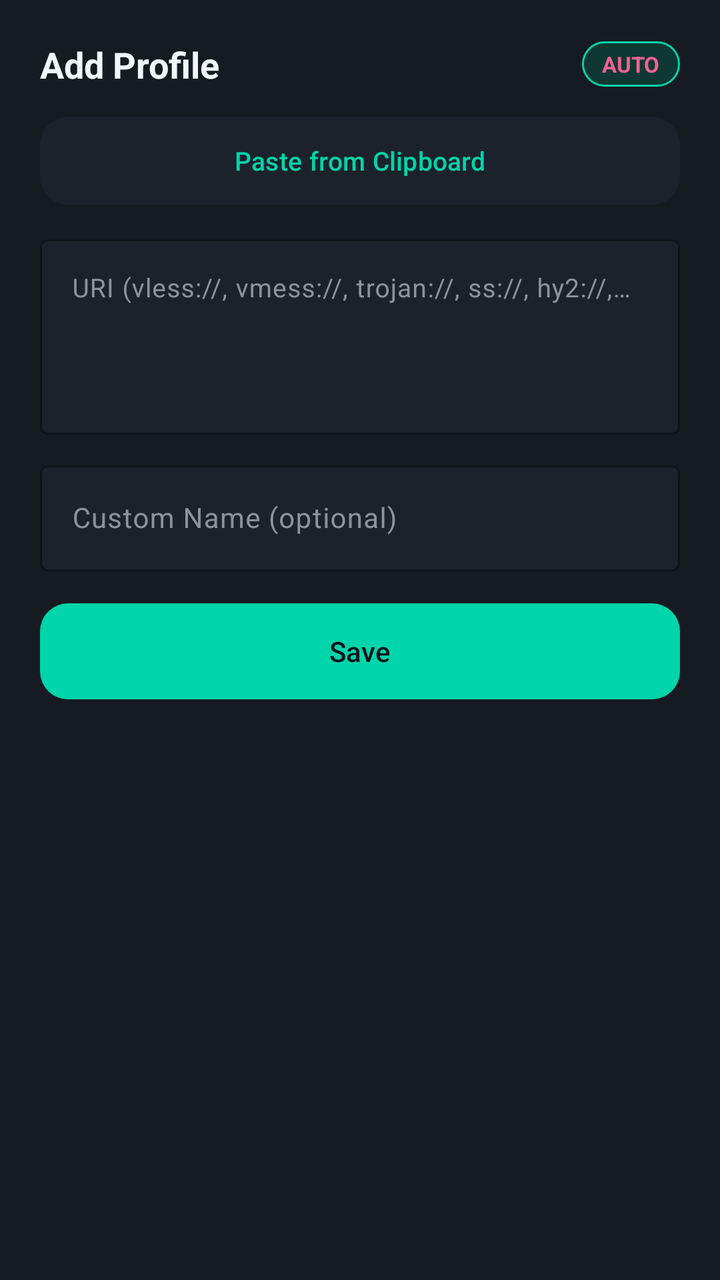
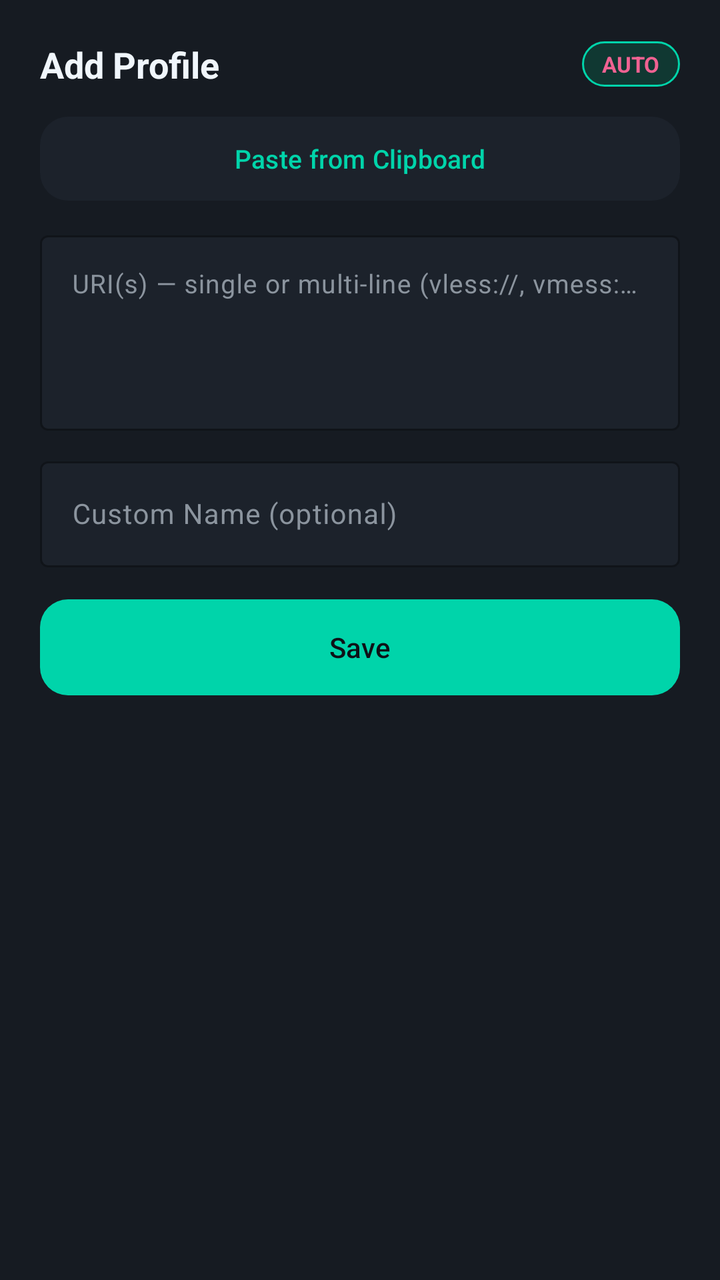

Compare the two renders of this Android layout. The source of the first and the diff that turns it into the second are given below.
<!-- AndroidManifest.xml: application theme Theme.AetherVpn -->
<!-- res/layout/dialog_add_singbox_profile.xml -->
<?xml version="1.0" encoding="utf-8"?>
<LinearLayout xmlns:android="http://schemas.android.com/apk/res/android"
    xmlns:app="http://schemas.android.com/apk/res-auto"
    android:layout_width="match_parent"
    android:layout_height="wrap_content"
    android:background="@color/card_bg"
    android:orientation="vertical"
    android:padding="20dp">

    <LinearLayout
        android:layout_width="match_parent"
        android:layout_height="wrap_content"
        android:gravity="center_vertical"
        android:orientation="horizontal">

        <TextView
            android:layout_width="0dp"
            android:layout_height="wrap_content"
            android:layout_weight="1"
            android:text="@string/action_add_profile"
            android:textColor="@color/text_primary"
            android:textSize="18sp"
            android:textStyle="bold" />

        <TextView
            android:id="@+id/tvDetectedProtocol"
            android:layout_width="wrap_content"
            android:layout_height="wrap_content"
            android:background="@drawable/bg_pill_chain"
            android:paddingHorizontal="10dp"
            android:paddingVertical="4dp"
            android:text="AUTO"
            android:textColor="@color/singbox_accent_light"
            android:textSize="11sp"
            android:textStyle="bold" />
    </LinearLayout>

    <com.google.android.material.button.MaterialButton
        android:id="@+id/btnPasteClipboard"
        style="@style/Widget.Aether.Button.Tonal"
        android:layout_width="match_parent"
        android:layout_height="44dp"
        android:layout_marginTop="14dp"
        android:text="@string/action_paste_clipboard"
        android:textColor="@color/accent_primary" />

    <com.google.android.material.textfield.TextInputLayout
        android:layout_width="match_parent"
        android:layout_height="wrap_content"
        android:layout_marginTop="12dp"
        android:hint="URI (vless://, vmess://, trojan://, ss://, hy2://, wg://) or sing-box JSON"
        app:boxBackgroundColor="@color/surface_elevated"
        app:boxStrokeColor="@color/card_border"
        app:hintTextColor="@color/text_secondary">

        <com.google.android.material.textfield.TextInputEditText
            android:id="@+id/etSingBoxUriOrJson"
            android:layout_width="match_parent"
            android:layout_height="wrap_content"
            android:gravity="top|start"
            android:inputType="textMultiLine|textNoSuggestions"
            android:maxLines="8"
            android:minLines="4"
            android:textColor="@color/text_primary"
            android:textSize="13sp" />
    </com.google.android.material.textfield.TextInputLayout>

    <com.google.android.material.textfield.TextInputLayout
        android:layout_width="match_parent"
        android:layout_height="wrap_content"
        android:layout_marginTop="10dp"
        android:hint="Custom Name (optional)"
        app:boxBackgroundColor="@color/surface_elevated"
        app:boxStrokeColor="@color/card_border"
        app:hintTextColor="@color/text_secondary">

        <com.google.android.material.textfield.TextInputEditText
            android:id="@+id/etSingBoxCustomName"
            android:layout_width="match_parent"
            android:layout_height="wrap_content"
            android:inputType="text"
            android:maxLines="1"
            android:textColor="@color/text_primary"
            android:textSize="14sp" />
    </com.google.android.material.textfield.TextInputLayout>

    <TextView
        android:id="@+id/tvAddProfileError"
        android:layout_width="match_parent"
        android:layout_height="wrap_content"
        android:layout_marginTop="8dp"
        android:textColor="@color/error_text"
        android:textSize="12sp"
        android:visibility="gone" />

    <com.google.android.material.button.MaterialButton
        android:id="@+id/btnSaveSingBoxProfile"
        style="@style/Widget.Aether.Button"
        android:layout_width="match_parent"
        android:layout_height="48dp"
        android:layout_marginTop="16dp"
        android:text="@string/action_save" />

</LinearLayout>
<!-- resources referenced by this layout -->
<resources>
  <color name="accent_primary">#00D4AA</color>
  <color name="card_bg">#161B22</color>
  <color name="card_border">#262D38</color>
  <color name="error_text">#F85149</color>
  <color name="singbox_accent_light">#F06292</color>
  <color name="surface_elevated">#1C222B</color>
  <color name="text_primary">#F0F6FC</color>
  <color name="text_secondary">#8B949E</color>
  <!-- drawable bg_pill_chain (drawable) -->
  <?xml version="1.0" encoding="utf-8"?>
  <shape xmlns:android="http://schemas.android.com/apk/res/android"
      android:shape="rectangle">
      <solid android:color="@color/accent_primary_container" />
      <corners android:radius="999dp" />
      <stroke
          android:width="1dp"
          android:color="@color/accent_primary" />
  </shape>
  <string name="action_add_profile">Add Profile</string>
  <string name="action_paste_clipboard">Paste from Clipboard</string>
  <string name="action_save">Save</string>
  <style name="Widget.Aether.Button" parent="Widget.Material3.Button">
          <item name="android:minHeight">48dp</item>
          <item name="android:insetTop">0dp</item>
          <item name="android:insetBottom">0dp</item>
          <item name="cornerRadius">14dp</item>
          <item name="android:textAllCaps">false</item>
          <item name="android:textSize">14sp</item>
          <item name="backgroundTint">@color/accent_primary</item>
          <item name="android:textColor">@color/surface_bg</item>
      </style>
  <style name="Widget.Aether.Button.Tonal" parent="Widget.Material3.Button.TonalButton">
          <item name="android:minHeight">48dp</item>
          <item name="android:insetTop">0dp</item>
          <item name="android:insetBottom">0dp</item>
          <item name="cornerRadius">14dp</item>
          <item name="android:textAllCaps">false</item>
          <item name="android:textSize">13sp</item>
          <item name="backgroundTint">@color/surface_elevated</item>
          <item name="android:textColor">@color/text_primary</item>
      </style>
  <style name="Theme.AetherVpn" parent="Theme.Material3.Dark.NoActionBar">
          <item name="colorPrimary">@color/accent_primary</item>
          <item name="colorOnPrimary">@color/surface_bg</item>
          <item name="colorPrimaryContainer">@color/accent_primary_container</item>
          <item name="colorSecondary">@color/accent_secondary</item>
          <item name="colorOnSecondary">@color/text_primary</item>
          <item name="colorSurface">@color/card_bg</item>
          <item name="colorOnSurface">@color/text_primary</item>
          <item name="colorSurfaceVariant">@color/surface_elevated</item>
          <item name="colorOnSurfaceVariant">@color/text_secondary</item>
          <item name="colorOutline">@color/card_border</item>
          <item name="android:windowBackground">@color/surface_bg</item>
          <item name="android:statusBarColor">@color/surface_bg</item>
          <item name="android:navigationBarColor">@color/card_bg</item>
      </style>
  <color name="accent_primary_container">#103832</color>
  <color name="surface_bg">#0E1117</color>
  <color name="accent_secondary">#3B82F6</color>
</resources>

<!-- the commit's change to res/layout/dialog_add_singbox_profile.xml (unified diff, before → after) -->
@@ -14,6 +14,7 @@
         android:orientation="horizontal">
 
         <TextView
+            android:id="@+id/tvSheetTitle"
             android:layout_width="0dp"
             android:layout_height="wrap_content"
             android:layout_weight="1"
@@ -35,20 +36,38 @@
             android:textStyle="bold" />
     </LinearLayout>
 
-    <com.google.android.material.button.MaterialButton
-        android:id="@+id/btnPasteClipboard"
-        style="@style/Widget.Aether.Button.Tonal"
+    <LinearLayout
         android:layout_width="match_parent"
-        android:layout_height="44dp"
+        android:layout_height="wrap_content"
         android:layout_marginTop="14dp"
-        android:text="@string/action_paste_clipboard"
-        android:textColor="@color/accent_primary" />
+        android:orientation="horizontal">
+
+        <com.google.android.material.button.MaterialButton
+            android:id="@+id/btnPasteClipboard"
+            style="@style/Widget.Aether.Button.Tonal"
+            android:layout_width="0dp"
+            android:layout_height="42dp"
+            android:layout_weight="1"
+            android:text="@string/action_paste_clipboard"
+            android:textColor="@color/accent_primary" />
+
+        <com.google.android.material.button.MaterialButton
+            android:id="@+id/btnCopyShareUri"
+            style="@style/Widget.Aether.Button.Tonal"
+            android:layout_width="0dp"
+            android:layout_height="42dp"
+            android:layout_marginStart="8dp"
+            android:layout_weight="1"
+            android:text="@string/action_copy_uri"
+            android:textColor="@color/text_primary"
+            android:visibility="gone" />
+    </LinearLayout>
 
     <com.google.android.material.textfield.TextInputLayout
         android:layout_width="match_parent"
         android:layout_height="wrap_content"
         android:layout_marginTop="12dp"
-        android:hint="URI (vless://, vmess://, trojan://, ss://, hy2://, wg://) or sing-box JSON"
+        android:hint="URI(s) — single or multi-line (vless://, vmess://, ss://, trojan://, hy2://, wg://) or JSON"
         app:boxBackgroundColor="@color/surface_elevated"
         app:boxStrokeColor="@color/card_border"
         app:hintTextColor="@color/text_secondary">
<!-- resource entries referenced after the edit -->
@@ -19,6 +19,7 @@
           android:color="@color/accent_primary" />
   </shape>
   <string name="action_add_profile">Add Profile</string>
+  <string name="action_copy_uri">Copy Share URI</string>
   <string name="action_paste_clipboard">Paste from Clipboard</string>
   <string name="action_save">Save</string>
   <style name="Widget.Aether.Button" parent="Widget.Material3.Button">
